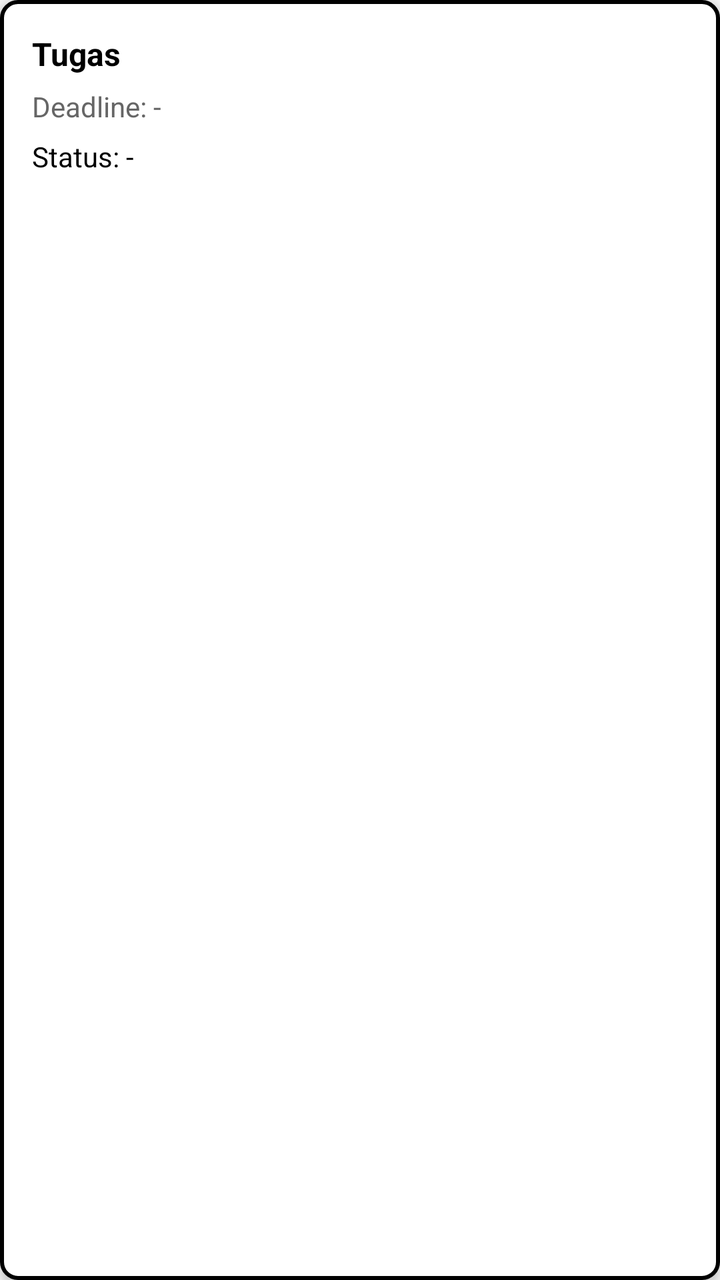
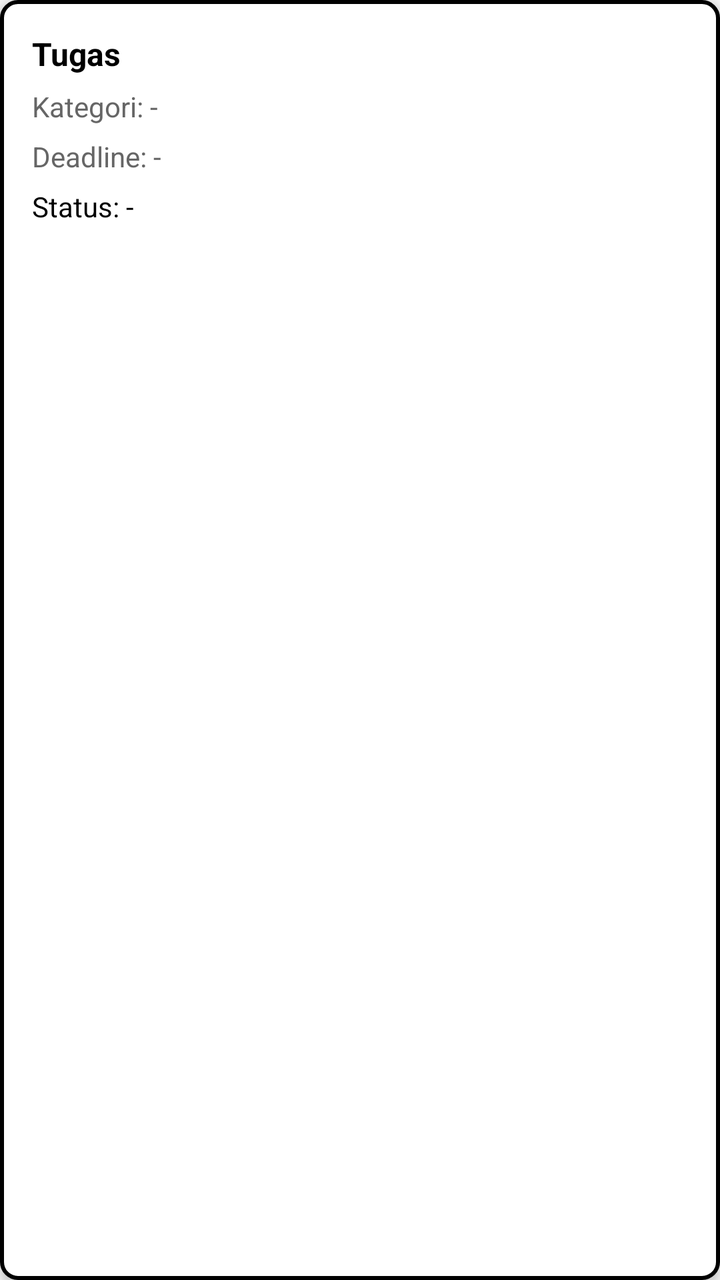

Two renders of the same Android screen: before a commit and after it. Below are the layout's source before the change and the commit's diff.
<!-- AndroidManifest.xml: application theme Theme.Tugas3kelompok -->
<!-- res/layout/item_task.xml -->
<?xml version="1.0" encoding="utf-8"?>
<LinearLayout xmlns:android="http://schemas.android.com/apk/res/android"
    android:id="@+id/taskContainer"
    android:orientation="vertical"
    android:layout_width="match_parent"
    android:layout_height="wrap_content"
    android:padding="16dp"
    android:layout_margin="4dp"
    android:elevation="3dp"
    android:clickable="false"
    android:focusable="false"
    android:background="@drawable/task_container_background">

    <TextView
        android:id="@+id/tvTask"
        android:layout_width="wrap_content"
        android:layout_height="wrap_content"
        android:text="Tugas"
        android:textSize="16sp"
        android:textColor="@color/black"
        android:textStyle="bold" />

    <TextView
        android:id="@+id/tvDeadline"
        android:layout_width="wrap_content"
        android:layout_height="wrap_content"
        android:text="Deadline: -"
        android:textSize="14sp"
        android:textColor="#666666"
        android:layout_marginTop="6dp" />

    <TextView
        android:id="@+id/tvStatus"
        android:layout_width="wrap_content"
        android:layout_height="wrap_content"
        android:text="Status: -"
        android:textSize="14sp"
        android:textColor="@color/black"
        android:layout_marginTop="6dp" />

</LinearLayout>
<!-- resources referenced by this layout -->
<resources>
  <color name="black">#000000</color>
  <!-- drawable task_container_background (drawable) -->
  <?xml version="1.0" encoding="utf-8"?>
  <shape xmlns:android="http://schemas.android.com/apk/res/android"
      android:shape="rectangle">
      <solid android:color="#FFFFFF"/>
      <corners android:radius="8dp"/>
      <stroke 
          android:width="2dp" 
          android:color="#000000"/>
      <padding
          android:left="12dp"
          android:top="12dp"
          android:right="12dp"
          android:bottom="12dp"/>
  </shape>
  <style name="Theme.Tugas3kelompok" parent="Theme.AppCompat.Light.NoActionBar">
          <item name="colorPrimary">#808080</item>
          <item name="colorPrimaryDark">#808080</item>
          <item name="colorAccent">#808080</item>
          <item name="android:windowLightStatusBar">true</item>
          <item name="android:statusBarColor">#808080</item>
      </style>
</resources>

<!-- the commit's change to res/layout/item_task.xml (unified diff, before → after) -->
@@ -21,6 +21,15 @@
         android:textStyle="bold" />
 
     <TextView
+        android:id="@+id/tvCategory"
+        android:layout_width="wrap_content"
+        android:layout_height="wrap_content"
+        android:text="Kategori: -"
+        android:textSize="14sp"
+        android:textColor="#666666"
+        android:layout_marginTop="6dp" />
+
+    <TextView
         android:id="@+id/tvDeadline"
         android:layout_width="wrap_content"
         android:layout_height="wrap_content"
